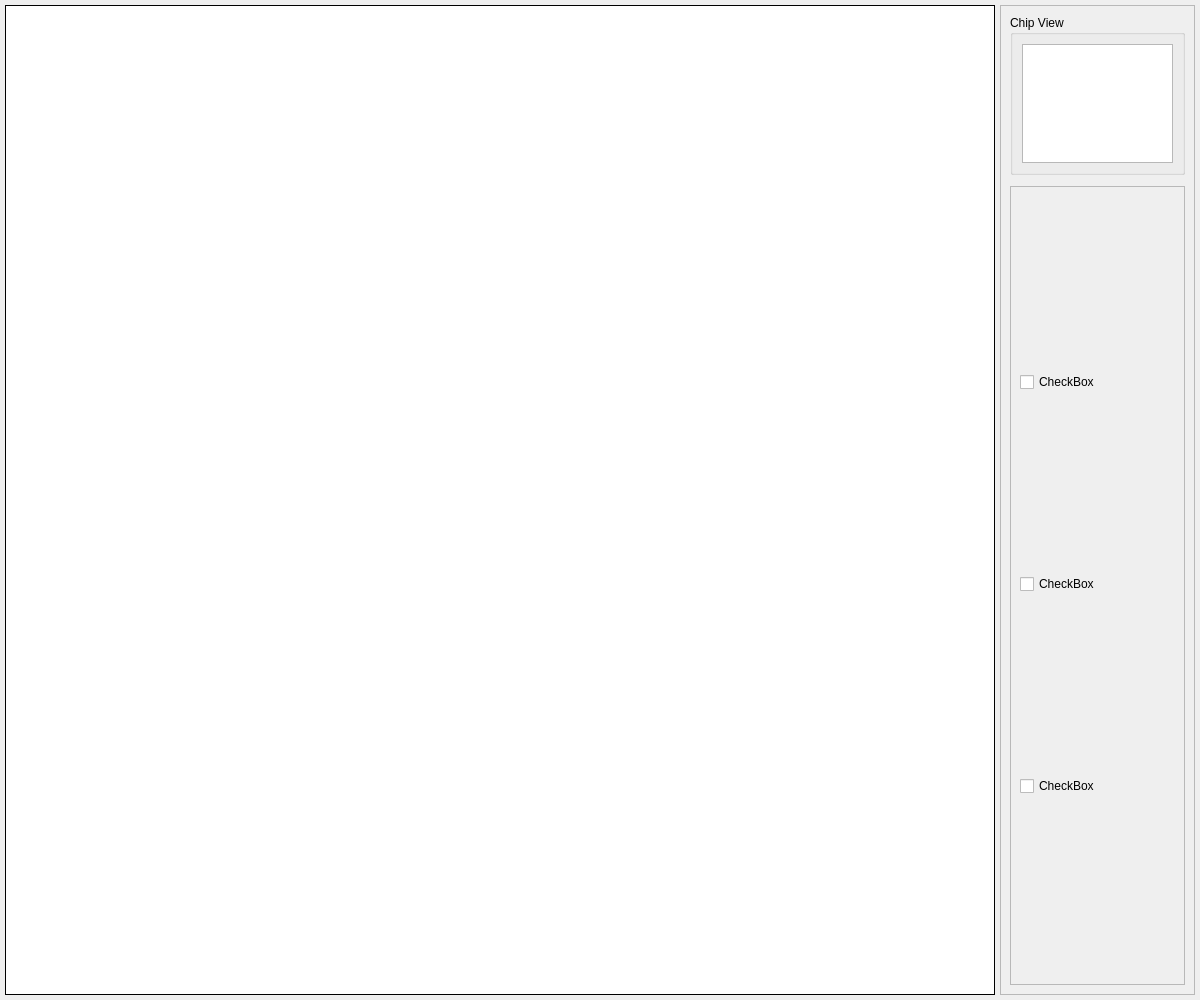
Above: UI/MapEdit.ui from coffeerson/AWTest before the change. Below: the same form after it.
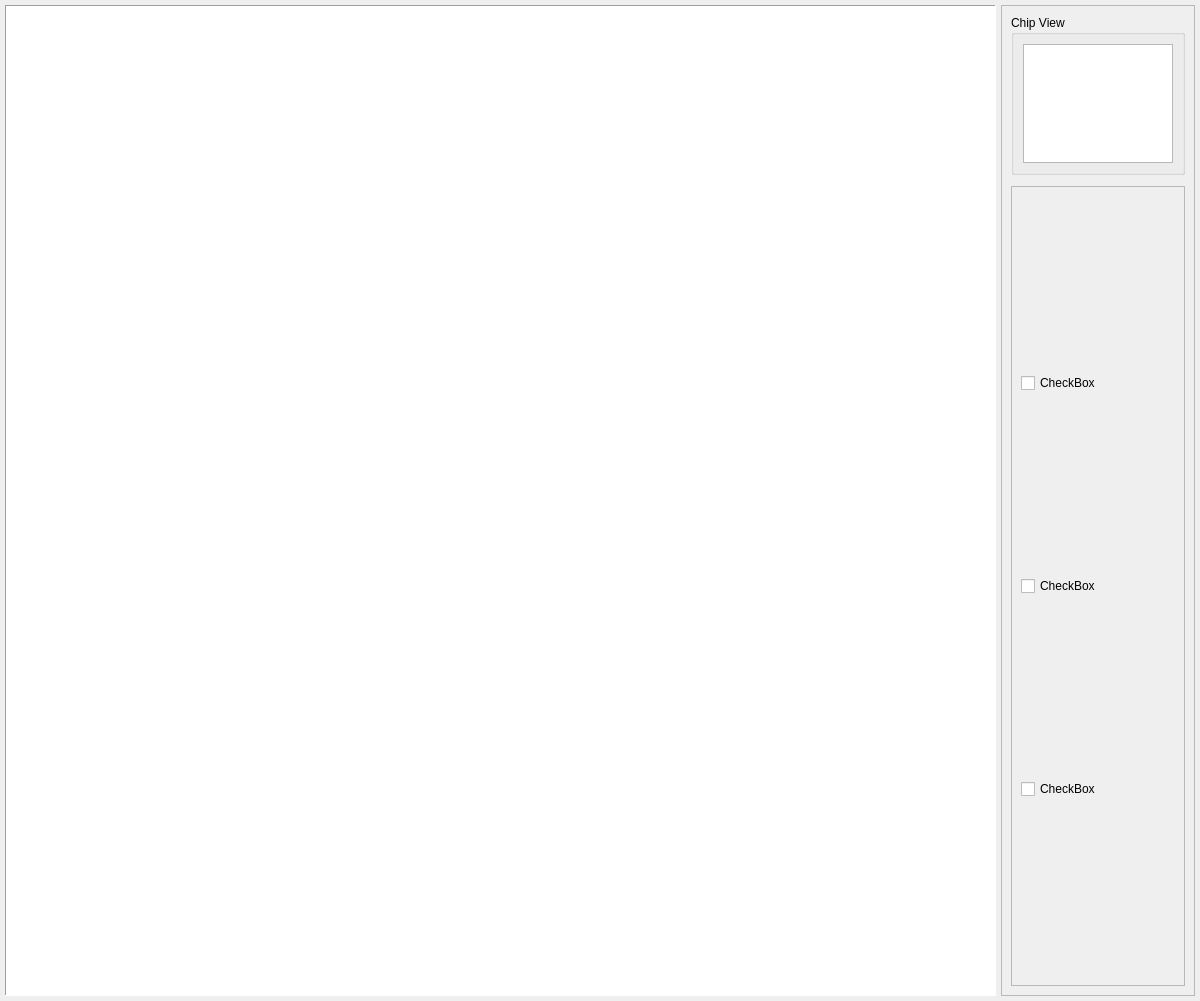
That is the form after the change.

Commit message: 添加mapEdit功能 实现了map矩形chip的绘制

Patch:
```diff
--- a/UI/MapEdit.ui
+++ b/UI/MapEdit.ui
@@ -48,14 +48,14 @@
      </property>
      <property name="minimumSize">
       <size>
-       <width>990</width>
-       <height>990</height>
+       <width>991</width>
+       <height>991</height>
       </size>
      </property>
      <property name="maximumSize">
       <size>
-       <width>990</width>
-       <height>990</height>
+       <width>991</width>
+       <height>991</height>
       </size>
      </property>
      <property name="sizeIncrement">
@@ -77,7 +77,7 @@
       <enum>QFrame::Panel</enum>
      </property>
      <property name="frameShadow">
-      <enum>QFrame::Plain</enum>
+      <enum>QFrame::Sunken</enum>
      </property>
      <property name="lineWidth">
       <number>1</number>
```
The commit also changes 1 other file.
